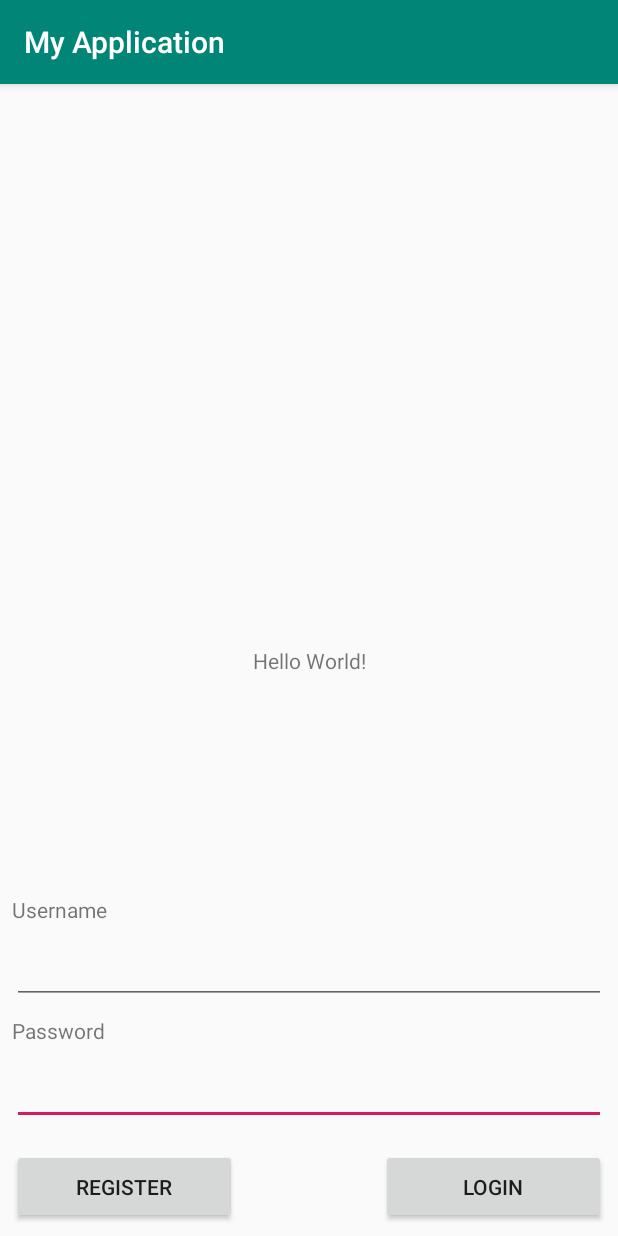
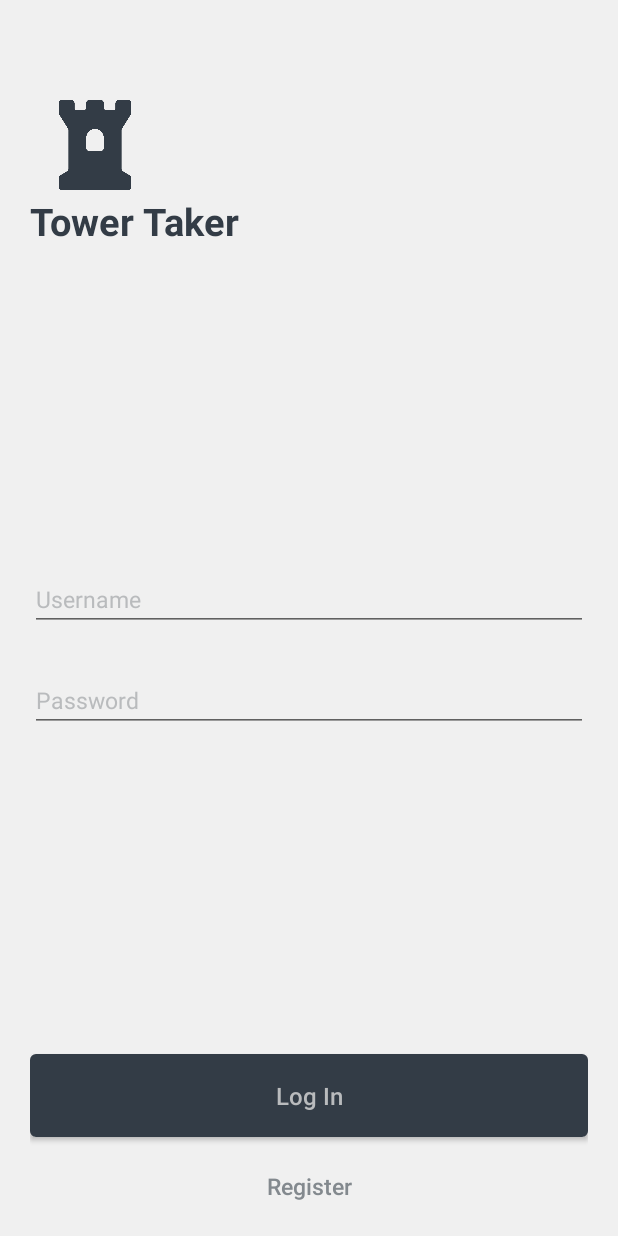
Before and after one commit to eam17/tower-take, an Android app: the screen it shows after launch (MainActivity), on a phone screen of 412 x 824 dp. Run offline under Robolectric (Android 15) with nearby library versions, the phone set to English and light mode, and no system bars.

Commit message:
Added animation to login screen, changed activity_main layout

```diff
--- a/app/build.gradle
+++ b/app/build.gradle
@@ -29,4 +29,6 @@ dependencies {
     testImplementation 'junit:junit:4.12'
     androidTestImplementation 'com.android.support.test:runner:1.0.2'
     androidTestImplementation 'com.android.support.test.espresso:espresso-core:3.0.2'
+
+    implementation 'com.android.support:design:28.0.0'  //To use with design of login
 }
--- a/app/src/main/java/com/example/myapplication/MainActivity.java
+++ b/app/src/main/java/com/example/myapplication/MainActivity.java
@@ -1,11 +1,19 @@
 package com.example.myapplication;
 
+import android.animation.Animator;
 import android.content.Intent;
+import android.os.CountDownTimer;
+import android.support.v4.content.ContextCompat;
 import android.support.v7.app.AppCompatActivity;
 import android.os.Bundle;
 import android.util.Log;
 import android.view.View;
+import android.view.ViewPropertyAnimator;
+import android.view.Window;
+import android.view.WindowManager;
 import android.widget.Button;
+import android.widget.ImageView;
+import android.widget.RelativeLayout;
 import android.widget.TextView;
 import android.widget.Toast;
 import java.nio.charset.StandardCharsets;
@@ -15,21 +23,38 @@ import java.sql.PreparedStatement;
 import java.sql.ResultSet;
 import java.sql.SQLException;
 
+import static android.view.View.VISIBLE;
+
 public class MainActivity extends AppCompatActivity {
 
-    private TextView txtUsername;
-    private TextView txtPassword;
+    private android.support.design.widget.TextInputEditText txtUsername;
+    private android.support.design.widget.TextInputEditText txtPassword;
+
+    private ImageView iconImageView;
+    private RelativeLayout rootView, afterAnimationView;
+    private String TAG = "MainActivity";
+
 
     @Override
     protected void onCreate(Bundle savedInstanceState) {
         super.onCreate(savedInstanceState);
+
+        //Full screen
+        requestWindowFeature(Window.FEATURE_NO_TITLE);
+        getWindow().setFlags(WindowManager.LayoutParams.FLAG_FULLSCREEN,
+                WindowManager.LayoutParams.FLAG_FULLSCREEN);
+
         setContentView(R.layout.activity_main);
 
         //Find and initialize layout
-        txtUsername = (TextView)findViewById(R.id.txtUsername);
-        txtPassword = (TextView)findViewById(R.id.txtPassword);
+        txtUsername = findViewById(R.id.txtUsername);
+        txtPassword = findViewById(R.id.txtPassword);
 
-        Button btnLogin = (Button)findViewById(R.id.btnLogin);
+        iconImageView = findViewById(R.id.iconImageView);
+        rootView = findViewById(R.id.rootView);
+        afterAnimationView = findViewById(R.id.afterAnimationView);
+
+        Button btnLogin = findViewById(R.id.btnLogin);
         btnLogin.setOnClickListener(new View.OnClickListener() {
             @Override
             public void onClick(View v) {
@@ -74,7 +99,7 @@ public class MainActivity extends AppCompatActivity {
             }
         });
 
-        Button btnRegister = (Button)findViewById(R.id.btnRegister);
+        Button btnRegister = findViewById(R.id.btnRegister);
         btnRegister.setOnClickListener(new View.OnClickListener() {
             @Override
             public void onClick(View v) {
@@ -114,7 +139,24 @@ public class MainActivity extends AppCompatActivity {
                 Log.v(this.getClass().toString(), "Register complete.");
             }
         });
-    }
+
+        //Time until main login screen shows up
+        new CountDownTimer(1000, 1000) {
+
+            @Override
+            public void onTick(long millisUntilFinished) {
+
+
+            }
+
+            @Override
+            public void onFinish() {
+                startAnimation();
+            }
+        }.start();
+
+
+    }//End OnCreate
 
     static String hash(String str) {
         try {
@@ -131,4 +173,36 @@ public class MainActivity extends AppCompatActivity {
             throw new IllegalStateException(e);
         }
     }
+
+    private void startAnimation() {
+        ViewPropertyAnimator viewPropertyAnimator = iconImageView.animate();
+        viewPropertyAnimator.x(50f);
+        viewPropertyAnimator.y(100f);
+        viewPropertyAnimator.setDuration(1000);
+        viewPropertyAnimator.setListener(new Animator.AnimatorListener() {
+            @Override
+            public void onAnimationStart(Animator animation) {
+            }
+
+            @Override
+            public void onAnimationEnd(Animator animation) {
+                iconImageView.setImageResource(R.drawable.tower_gray);
+                rootView.setBackgroundColor(ContextCompat.getColor(MainActivity.this, R.color.colorSplashText));
+                afterAnimationView.setVisibility(VISIBLE);
+            }
+
+            @Override
+            public void onAnimationCancel(Animator animation) {
+
+            }
+
+            @Override
+            public void onAnimationRepeat(Animator animation) {
+
+            }
+        });
+    }
+
+
+
 }
--- /dev/null
+++ b/app/src/main/res/drawable/button_drawable.xml
@@ -0,0 +1,24 @@
+<?xml version="1.0" encoding="utf-8"?>
+<selector xmlns:android="http://schemas.android.com/apk/res/android">
+    <item android:state_pressed="true">
+        <shape android:shape="rectangle">
+            <corners android:radius="3dip" />
+            <stroke android:width="1dip" android:color="@color/colorBackground" />
+            <gradient android:angle="-90" android:endColor="@color/colorBackground" android:startColor="@color/colorBackground" />
+        </shape>
+    </item>
+    <item android:state_focused="true">
+        <shape android:shape="rectangle">
+            <corners android:radius="3dip" />
+            <stroke android:width="1dip" android:color="@color/colorBackground" />
+            <solid android:color="@color/colorBackground" />
+        </shape>
+    </item>
+    <item>
+        <shape android:shape="rectangle">
+            <corners android:radius="3dip" />
+            <stroke android:width="1dip" android:color="@color/colorBackground" />
+            <gradient android:angle="-90" android:endColor="@color/colorBackground" android:startColor="@color/colorBackground" />
+        </shape>
+    </item>
+</selector>
--- a/app/src/main/res/layout/activity_main.xml
+++ b/app/src/main/res/layout/activity_main.xml
@@ -1,84 +1,103 @@
 <?xml version="1.0" encoding="utf-8"?>
-<android.support.constraint.ConstraintLayout xmlns:android="http://schemas.android.com/apk/res/android"
-    xmlns:app="http://schemas.android.com/apk/res-auto"
+<RelativeLayout xmlns:android="http://schemas.android.com/apk/res/android"
     xmlns:tools="http://schemas.android.com/tools"
+    android:id="@+id/rootView"
     android:layout_width="match_parent"
     android:layout_height="match_parent"
+    android:background="@color/colorBackground"
     tools:context=".MainActivity">
 
-    <TextView
-        android:layout_width="wrap_content"
-        android:layout_height="wrap_content"
-        android:text="Hello World!"
-        app:layout_constraintBottom_toBottomOf="parent"
-        app:layout_constraintLeft_toLeftOf="parent"
-        app:layout_constraintRight_toRightOf="parent"
-        app:layout_constraintTop_toTopOf="parent" />
+    <ImageView
+        android:id="@+id/iconImageView"
+        android:layout_width="60dp"
+        android:layout_height="60dp"
+        android:layout_centerInParent="true"
+        android:contentDescription="@null"
+        android:src="@drawable/tower_white" />
 
-    <Button
-        android:id="@+id/btnLogin"
-        android:layout_width="150dp"
-        android:layout_height="50dp"
-        android:layout_marginEnd="8dp"
-        android:layout_marginBottom="8dp"
-        android:text="Login"
-        app:layout_constraintBottom_toBottomOf="parent"
-        app:layout_constraintEnd_toEndOf="parent" />
 
-    <Button
-        android:id="@+id/btnRegister"
-        android:layout_width="150dp"
-        android:layout_height="50dp"
-        android:layout_marginStart="8dp"
-        android:layout_marginBottom="8dp"
-        android:text="Register"
-        app:layout_constraintBottom_toBottomOf="parent"
-        app:layout_constraintStart_toStartOf="parent" />
 
-    <EditText
-        android:id="@+id/txtPassword"
+    <RelativeLayout
+        android:id="@+id/afterAnimationView"
         android:layout_width="match_parent"
-        android:layout_height="wrap_content"
-        android:layout_marginStart="8dp"
-        android:layout_marginEnd="8dp"
-        android:layout_marginBottom="16dp"
-        android:ems="10"
-        android:inputType="textPassword"
-        app:layout_constraintBottom_toTopOf="@+id/btnLogin"
-        app:layout_constraintEnd_toEndOf="parent"
-        app:layout_constraintStart_toStartOf="parent" />
+        android:layout_height="match_parent"
+        android:layout_marginEnd="20dp"
+        android:layout_marginStart="20dp"
+        android:layout_marginTop="130dp"
+        android:orientation="vertical"
+        android:visibility="gone">
 
-    <TextView
-        android:id="@+id/lblPassword"
-        android:layout_width="wrap_content"
-        android:layout_height="wrap_content"
-        android:layout_marginStart="8dp"
-        android:layout_marginBottom="8dp"
-        android:text="Password"
-        app:layout_constraintBottom_toTopOf="@+id/txtPassword"
-        app:layout_constraintStart_toStartOf="parent" />
+        <TextView
+            android:id="@+id/WelcomeTextView"
+            android:layout_width="match_parent"
+            android:layout_height="wrap_content"
+            android:text="@string/app_name"
+            android:textColor="@color/colorBackground"
+            android:textSize="25sp"
+            android:textStyle="bold" />
 
-    <TextView
-        android:id="@+id/lblUsername"
-        android:layout_width="wrap_content"
-        android:layout_height="wrap_content"
-        android:layout_marginStart="8dp"
-        android:layout_marginBottom="8dp"
-        android:text="Username"
-        app:layout_constraintBottom_toTopOf="@+id/txtUsername"
-        app:layout_constraintStart_toStartOf="parent" />
 
-    <EditText
-        android:id="@+id/txtUsername"
-        android:layout_width="match_parent"
-        android:layout_height="wrap_content"
-        android:layout_marginStart="8dp"
-        android:layout_marginEnd="8dp"
-        android:layout_marginBottom="8dp"
-        android:ems="10"
-        android:inputType="textPersonName"
-        app:layout_constraintBottom_toTopOf="@+id/lblPassword"
-        app:layout_constraintEnd_toEndOf="parent"
-        app:layout_constraintStart_toStartOf="parent" />
 
-</android.support.constraint.ConstraintLayout>
+        <LinearLayout
+            android:layout_width="match_parent"
+            android:layout_height="match_parent"
+            android:layout_above="@+id/btnLogin"
+            android:layout_below="@+id/WelcomeTextView"
+            android:gravity="center"
+            android:orientation="vertical">
+
+            <android.support.design.widget.TextInputEditText
+                android:id="@+id/txtUsername"
+                android:layout_width="match_parent"
+                android:layout_height="wrap_content"
+                android:hint="@string/username"
+                android:textColor="@color/colorTextView"
+                android:textColorHint="@color/colorAccent"
+                android:textSize="15sp"
+
+                android:ems="10"
+                android:inputType="textPersonName"/>
+
+            <android.support.design.widget.TextInputEditText
+                android:id="@+id/txtPassword"
+                android:layout_width="match_parent"
+                android:layout_height="wrap_content"
+                android:layout_marginTop="25dp"
+                android:hint="@string/password"
+                android:textColor="@color/colorTextView"
+                android:textColorHint="@color/colorAccent"
+                android:textSize="15sp" />
+
+
+
+        </LinearLayout>
+
+        <Button
+            android:id="@+id/btnLogin"
+            android:layout_width="match_parent"
+            android:layout_height="55dp"
+            android:layout_above="@+id/btnRegister"
+            android:layout_marginBottom="5dp"
+            android:background="@drawable/button_drawable"
+            android:text="@string/log_in"
+            android:textAllCaps="false"
+            android:textColor="@color/colorAccent"
+            android:textSize="16sp" />
+
+        <Button
+            android:id="@+id/btnRegister"
+            android:layout_width="match_parent"
+            android:layout_height="55dp"
+            android:layout_marginBottom="5dp"
+            android:background="?android:attr/selectableItemBackground"
+            android:text="@string/register"
+            android:textAllCaps="false"
+            android:textColor="@color/colorTextView"
+            android:textSize="15sp"
+            android:layout_alignParentBottom="true"/>
+
+
+
+    </RelativeLayout>
+
+</RelativeLayout>
--- a/app/src/main/res/values/colors.xml
+++ b/app/src/main/res/values/colors.xml
@@ -1,6 +1,10 @@
 <?xml version="1.0" encoding="utf-8"?>
 <resources>
-    <color name="colorPrimary">#008577</color>
-    <color name="colorPrimaryDark">#00574B</color>
-    <color name="colorAccent">#D81B60</color>
+    <color name="colorPrimary">#3F51B5</color>
+    <color name="colorPrimaryDark">#303F9F</color>
+    <color name="colorAccent">#B9BBBD</color>
+    <color name="colorBackground">#333C46</color>
+    <color name="colorSplashText">#F0F0F0</color>
+    <color name="colorProgressBar">#FFCE511C</color>
+    <color name="colorTextView">#83898E</color>
 </resources>
--- a/app/src/main/res/values/strings.xml
+++ b/app/src/main/res/values/strings.xml
@@ -1,4 +1,8 @@
 <resources>
-    <string name="app_name">My Application</string>
+    <string name="app_name">Tower Taker</string>
     <string name="title_activity_maps">Map</string>
+    <string name="username">Username</string>
+    <string name="password">Password</string>
+    <string name="log_in">Log In</string>
+    <string name="register">Register</string>
 </resources>
--- a/app/src/main/res/values/styles.xml
+++ b/app/src/main/res/values/styles.xml
@@ -1,11 +1,12 @@
 <resources>
 
     <!-- Base application theme. -->
-    <style name="AppTheme" parent="Theme.AppCompat.Light.DarkActionBar">
+    <style name="AppTheme" parent="Theme.AppCompat.Light.NoActionBar">
         <!-- Customize your theme here. -->
         <item name="colorPrimary">@color/colorPrimary</item>
         <item name="colorPrimaryDark">@color/colorPrimaryDark</item>
         <item name="colorAccent">@color/colorAccent</item>
     </style>
 
+
 </resources>
--- a/build.gradle
+++ b/build.gradle
@@ -7,7 +7,7 @@ buildscript {
 
     }
     dependencies {
-        classpath 'com.android.tools.build:gradle:3.3.1'
+        classpath 'com.android.tools.build:gradle:3.4.0'
 
         // NOTE: Do not place your application dependencies here; they belong
         // in the individual module build.gradle files
```
Also changed, not shown: app/src/main/res/drawable-v24/tower.png (deleted), app/src/main/res/drawable-v24/tower_gray.png (added), app/src/main/res/drawable-v24/tower_white.png (added), gradle/wrapper/gradle-wrapper.properties.
